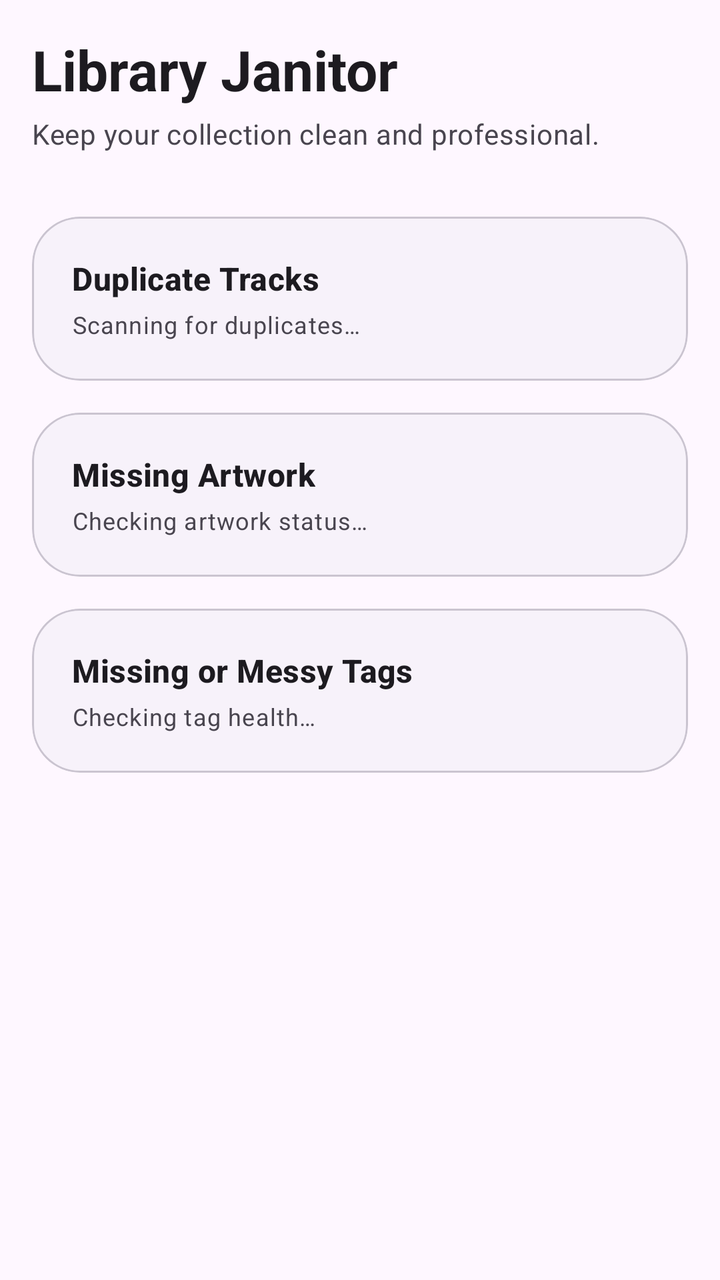
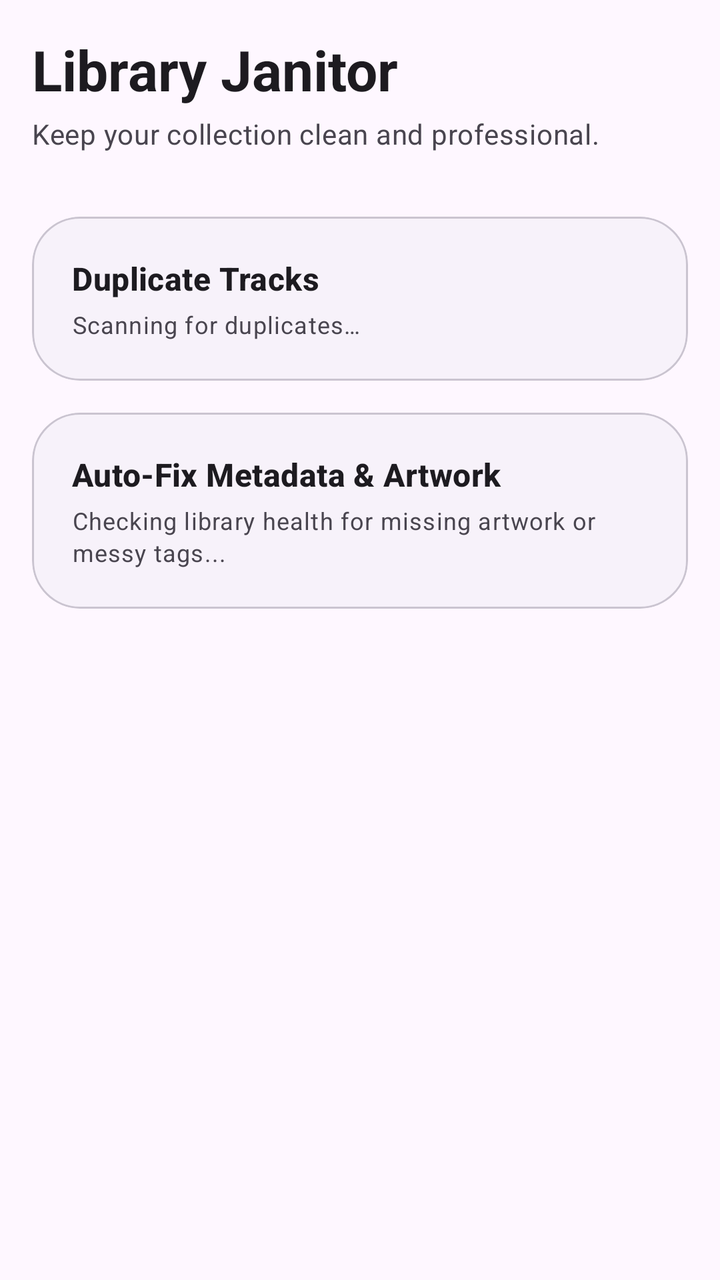

Compare the two renders of this Android layout. The source of the first and the diff that turns it into the second are given below.
<!-- AndroidManifest.xml: application theme Theme_Myusiq -->
<!-- res/layout/fragment_library_janitor.xml -->
<?xml version="1.0" encoding="utf-8"?>
<androidx.coordinatorlayout.widget.CoordinatorLayout xmlns:android="http://schemas.android.com/apk/res/android"
    xmlns:app="http://schemas.android.com/apk/res-auto"
    xmlns:tools="http://schemas.android.com/tools"
    android:layout_width="match_parent"
    android:layout_height="match_parent"
    android:background="?attr/colorSurface">

    <com.google.android.material.appbar.AppBarLayout
        android:layout_width="match_parent"
        android:layout_height="wrap_content"
        android:background="@android:color/transparent"
        app:elevation="0dp">

        <LinearLayout
            android:layout_width="match_parent"
            android:layout_height="wrap_content"
            android:orientation="vertical"
            android:padding="16dp">

            <TextView
                android:layout_width="wrap_content"
                android:layout_height="wrap_content"
                android:text="@string/library_janitor_title"
                android:textAppearance="?attr/textAppearanceHeadlineMedium"
                android:textStyle="bold"
                android:textColor="?attr/colorOnSurface" />

            <TextView
                android:layout_width="wrap_content"
                android:layout_height="wrap_content"
                android:layout_marginTop="4dp"
                android:text="@string/library_janitor_sub"
                android:textAppearance="?attr/textAppearanceBodyMedium"
                android:textColor="?attr/colorOnSurfaceVariant" />
        </LinearLayout>
    </com.google.android.material.appbar.AppBarLayout>

    <androidx.core.widget.NestedScrollView
        android:layout_width="match_parent"
        android:layout_height="match_parent"
        app:layout_behavior="@string/appbar_scrolling_view_behavior">

        <LinearLayout
            android:layout_width="match_parent"
            android:layout_height="wrap_content"
            android:orientation="vertical"
            android:padding="16dp">

            
            <com.google.android.material.card.MaterialCardView
                android:layout_width="match_parent"
                android:layout_height="wrap_content"
                android:layout_marginBottom="16dp"
                app:cardCornerRadius="24dp"
                app:cardElevation="0dp"
                app:strokeWidth="1dp"
                app:strokeColor="?attr/colorOutlineVariant"
                app:cardBackgroundColor="?attr/colorSurfaceContainerLow">

                <LinearLayout
                    android:layout_width="match_parent"
                    android:layout_height="wrap_content"
                    android:orientation="vertical"
                    android:padding="20dp">

                    <TextView
                        android:layout_width="wrap_content"
                        android:layout_height="wrap_content"
                        android:text="@string/duplicate_tracks"
                        android:textAppearance="?attr/textAppearanceTitleMedium"
                        android:textStyle="bold" />

                    <TextView
                        android:id="@+id/tvDuplicateStatus"
                        android:layout_width="wrap_content"
                        android:layout_height="wrap_content"
                        android:layout_marginTop="4dp"
                        android:text="@string/scanning_duplicates"
                        android:textAppearance="?attr/textAppearanceBodySmall"
                        android:textColor="?attr/colorOnSurfaceVariant" />

                    <com.google.android.material.button.MaterialButton
                        android:id="@+id/btnCleanDuplicates"
                        style="@style/Widget.Material3.Button.TonalButton"
                        android:layout_width="match_parent"
                        android:layout_height="wrap_content"
                        android:layout_marginTop="16dp"
                        android:text="@string/clean_up_duplicates"
                        android:visibility="gone"
                        tools:visibility="visible" />
                </LinearLayout>
            </com.google.android.material.card.MaterialCardView>

            
            <com.google.android.material.card.MaterialCardView
                android:layout_width="match_parent"
                android:layout_height="wrap_content"
                android:layout_marginBottom="16dp"
                app:cardCornerRadius="24dp"
                app:cardElevation="0dp"
                app:strokeWidth="1dp"
                app:strokeColor="?attr/colorOutlineVariant"
                app:cardBackgroundColor="?attr/colorSurfaceContainerLow">

                <LinearLayout
                    android:layout_width="match_parent"
                    android:layout_height="wrap_content"
                    android:orientation="vertical"
                    android:padding="20dp">

                    <TextView
                        android:layout_width="wrap_content"
                        android:layout_height="wrap_content"
                        android:text="@string/missing_artwork"
                        android:textAppearance="?attr/textAppearanceTitleMedium"
                        android:textStyle="bold" />

                    <TextView
                        android:id="@+id/tvArtStatus"
                        android:layout_width="wrap_content"
                        android:layout_height="wrap_content"
                        android:layout_marginTop="4dp"
                        android:text="@string/checking_artwork"
                        android:textAppearance="?attr/textAppearanceBodySmall"
                        android:textColor="?attr/colorOnSurfaceVariant" />

                    <com.google.android.material.button.MaterialButton
                        android:id="@+id/btnFindMissingArt"
                        style="@style/Widget.Material3.Button.TonalButton"
                        android:layout_width="match_parent"
                        android:layout_height="wrap_content"
                        android:layout_marginTop="16dp"
                        android:text="@string/auto_fix_missing_art"
                        android:visibility="gone"
                        tools:visibility="visible" />
                </LinearLayout>
            </com.google.android.material.card.MaterialCardView>

            
            <com.google.android.material.card.MaterialCardView
                android:layout_width="match_parent"
                android:layout_height="wrap_content"
                app:cardCornerRadius="24dp"
                app:cardElevation="0dp"
                app:strokeWidth="1dp"
                app:strokeColor="?attr/colorOutlineVariant"
                app:cardBackgroundColor="?attr/colorSurfaceContainerLow">

                <LinearLayout
                    android:layout_width="match_parent"
                    android:layout_height="wrap_content"
                    android:orientation="vertical"
                    android:padding="20dp">

                    <TextView
                        android:layout_width="wrap_content"
                        android:layout_height="wrap_content"
                        android:text="@string/missing_messy_tags"
                        android:textAppearance="?attr/textAppearanceTitleMedium"
                        android:textStyle="bold" />

                    <TextView
                        android:id="@+id/tvRepairStatus"
                        android:layout_width="wrap_content"
                        android:layout_height="wrap_content"
                        android:layout_marginTop="4dp"
                        android:text="@string/checking_tag_health"
                        android:textAppearance="?attr/textAppearanceBodySmall"
                        android:textColor="?attr/colorOnSurfaceVariant" />

                    <com.google.android.material.button.MaterialButton
                        android:id="@+id/btnRepairUnknown"
                        style="@style/Widget.Material3.Button.TonalButton"
                        android:layout_width="match_parent"
                        android:layout_height="wrap_content"
                        android:layout_marginTop="16dp"
                        android:text="@string/identify_unknown"
                        android:visibility="gone"
                        tools:visibility="visible" />
                </LinearLayout>
            </com.google.android.material.card.MaterialCardView>

            
            <com.google.android.material.card.MaterialCardView
                android:id="@+id/cardUndoFix"
                android:layout_width="match_parent"
                android:layout_height="wrap_content"
                android:layout_marginTop="16dp"
                android:visibility="gone"
                tools:visibility="visible"
                app:cardCornerRadius="24dp"
                app:cardElevation="0dp"
                app:strokeWidth="1dp"
                app:strokeColor="?attr/colorOutlineVariant"
                app:cardBackgroundColor="?attr/colorSurfaceContainerLow">

                <LinearLayout
                    android:layout_width="match_parent"
                    android:layout_height="wrap_content"
                    android:orientation="vertical"
                    android:padding="20dp">

                    <TextView
                        android:layout_width="wrap_content"
                        android:layout_height="wrap_content"
                        android:text="Revert Previous Fix"
                        android:textAppearance="?attr/textAppearanceTitleMedium"
                        android:textStyle="bold" />

                    <TextView
                        android:id="@+id/tvUndoStatus"
                        android:layout_width="wrap_content"
                        android:layout_height="wrap_content"
                        android:layout_marginTop="4dp"
                        android:text="A snapshot of your previous metadata changes is available to restore."
                        android:textAppearance="?attr/textAppearanceBodySmall"
                        android:textColor="?attr/colorOnSurfaceVariant" />

                    <com.google.android.material.button.MaterialButton
                        android:id="@+id/btnUndoLastFix"
                        style="@style/Widget.Material3.Button.OutlinedButton"
                        android:layout_width="match_parent"
                        android:layout_height="wrap_content"
                        android:layout_marginTop="16dp"
                        android:text="Undo Last Fix"
                        app:icon="@drawable/ic_refresh" />
                </LinearLayout>
            </com.google.android.material.card.MaterialCardView>

        </LinearLayout>
    </androidx.core.widget.NestedScrollView>

</androidx.coordinatorlayout.widget.CoordinatorLayout>
<!-- resources referenced by this layout -->
<resources>
  <!-- drawable ic_refresh (drawable) -->
  <vector xmlns:android="http://schemas.android.com/apk/res/android" android:height="24dp" android:tint="#000000" android:viewportHeight="24" android:viewportWidth="24" android:width="24dp">
  
      <path android:fillColor="@android:color/white" android:pathData="M17.65,6.35C16.2,4.9 14.21,4 12,4c-4.42,0 -7.99,3.58 -7.99,8s3.57,8 7.99,8c3.73,0 6.84,-2.55 7.73,-6h-2.08c-0.82,2.33 -3.04,4 -5.65,4 -3.31,0 -6,-2.69 -6,-6s2.69,-6 6,-6c1.66,0 3.14,0.69 4.22,1.78L13,11h7V4l-2.35,2.35z"/>
  
  </vector>
  <string name="auto_fix_missing_art">Auto-Fix Missing Art</string>
  <string name="checking_artwork">Checking artwork status…</string>
  <string name="checking_tag_health">Checking tag health…</string>
  <string name="clean_up_duplicates">Clean Up Duplicates</string>
  <string name="duplicate_tracks">Duplicate Tracks</string>
  <string name="identify_unknown">Identify Unknown Tracks</string>
  <string name="library_janitor_sub">Keep your collection clean and professional.</string>
  <string name="library_janitor_title">Library Janitor</string>
  <string name="missing_artwork">Missing Artwork</string>
  <string name="missing_messy_tags">Missing or Messy Tags</string>
  <string name="scanning_duplicates">Scanning for duplicates…</string>
  <style name="Theme_Myusiq" parent="Base.Theme_Myusiq">
          <item name="colorPrimary">@color/md_theme_default_primary</item>
      </style>
  <style name="Base.Theme_Myusiq" parent="Theme.Material3.DayNight.NoActionBar">
          <item name="android:navigationBarColor">@android:color/transparent</item>
          <item name="android:statusBarColor">@android:color/transparent</item>
          <item name="android:windowTranslucentStatus">false</item>
          <item name="android:windowTranslucentNavigation">false</item>
          <item name="android:windowDrawsSystemBarBackgrounds">true</item>
      </style>
  <color name="md_theme_default_primary">#6750A4</color>
</resources>

<!-- the commit's change to res/layout/fragment_library_janitor.xml (unified diff, before → after) -->
@@ -112,70 +112,26 @@
                     <TextView
                         android:layout_width="wrap_content"
                         android:layout_height="wrap_content"
-                        android:text="@string/missing_artwork"
+                        android:text="Auto-Fix Metadata &amp; Artwork"
                         android:textAppearance="?attr/textAppearanceTitleMedium"
                         android:textStyle="bold" />
 
                     <TextView
-                        android:id="@+id/tvArtStatus"
+                        android:id="@+id/tvAutoFixStatus"
                         android:layout_width="wrap_content"
                         android:layout_height="wrap_content"
                         android:layout_marginTop="4dp"
-                        android:text="@string/checking_artwork"
+                        android:text="Checking library health for missing artwork or messy tags..."
                         android:textAppearance="?attr/textAppearanceBodySmall"
                         android:textColor="?attr/colorOnSurfaceVariant" />
 
                     <com.google.android.material.button.MaterialButton
-                        android:id="@+id/btnFindMissingArt"
+                        android:id="@+id/btnAutoFixAll"
                         style="@style/Widget.Material3.Button.TonalButton"
                         android:layout_width="match_parent"
                         android:layout_height="wrap_content"
                         android:layout_marginTop="16dp"
-                        android:text="@string/auto_fix_missing_art"
-                        android:visibility="gone"
-                        tools:visibility="visible" />
-                </LinearLayout>
-            </com.google.android.material.card.MaterialCardView>
-
-            
-            <com.google.android.material.card.MaterialCardView
-                android:layout_width="match_parent"
-                android:layout_height="wrap_content"
-                app:cardCornerRadius="24dp"
-                app:cardElevation="0dp"
-                app:strokeWidth="1dp"
-                app:strokeColor="?attr/colorOutlineVariant"
-                app:cardBackgroundColor="?attr/colorSurfaceContainerLow">
-
-                <LinearLayout
-                    android:layout_width="match_parent"
-                    android:layout_height="wrap_content"
-                    android:orientation="vertical"
-                    android:padding="20dp">
-
-                    <TextView
-                        android:layout_width="wrap_content"
-                        android:layout_height="wrap_content"
-                        android:text="@string/missing_messy_tags"
-                        android:textAppearance="?attr/textAppearanceTitleMedium"
-                        android:textStyle="bold" />
-
-                    <TextView
-                        android:id="@+id/tvRepairStatus"
-                        android:layout_width="wrap_content"
-                        android:layout_height="wrap_content"
-                        android:layout_marginTop="4dp"
-                        android:text="@string/checking_tag_health"
-                        android:textAppearance="?attr/textAppearanceBodySmall"
-                        android:textColor="?attr/colorOnSurfaceVariant" />
-
-                    <com.google.android.material.button.MaterialButton
-                        android:id="@+id/btnRepairUnknown"
-                        style="@style/Widget.Material3.Button.TonalButton"
-                        android:layout_width="match_parent"
-                        android:layout_height="wrap_content"
-                        android:layout_marginTop="16dp"
-                        android:text="@string/identify_unknown"
+                        android:text="Auto-Fix Metadata &amp; Artwork"
                         android:visibility="gone"
                         tools:visibility="visible" />
                 </LinearLayout>
<!-- resource entries referenced after the edit -->
@@ -6,16 +6,10 @@
       <path android:fillColor="@android:color/white" android:pathData="M17.65,6.35C16.2,4.9 14.21,4 12,4c-4.42,0 -7.99,3.58 -7.99,8s3.57,8 7.99,8c3.73,0 6.84,-2.55 7.73,-6h-2.08c-0.82,2.33 -3.04,4 -5.65,4 -3.31,0 -6,-2.69 -6,-6s2.69,-6 6,-6c1.66,0 3.14,0.69 4.22,1.78L13,11h7V4l-2.35,2.35z"/>
   
   </vector>
-  <string name="auto_fix_missing_art">Auto-Fix Missing Art</string>
-  <string name="checking_artwork">Checking artwork status…</string>
-  <string name="checking_tag_health">Checking tag health…</string>
   <string name="clean_up_duplicates">Clean Up Duplicates</string>
   <string name="duplicate_tracks">Duplicate Tracks</string>
-  <string name="identify_unknown">Identify Unknown Tracks</string>
   <string name="library_janitor_sub">Keep your collection clean and professional.</string>
   <string name="library_janitor_title">Library Janitor</string>
-  <string name="missing_artwork">Missing Artwork</string>
-  <string name="missing_messy_tags">Missing or Messy Tags</string>
   <string name="scanning_duplicates">Scanning for duplicates…</string>
   <style name="Theme_Myusiq" parent="Base.Theme_Myusiq">
           <item name="colorPrimary">@color/md_theme_default_primary</item>
